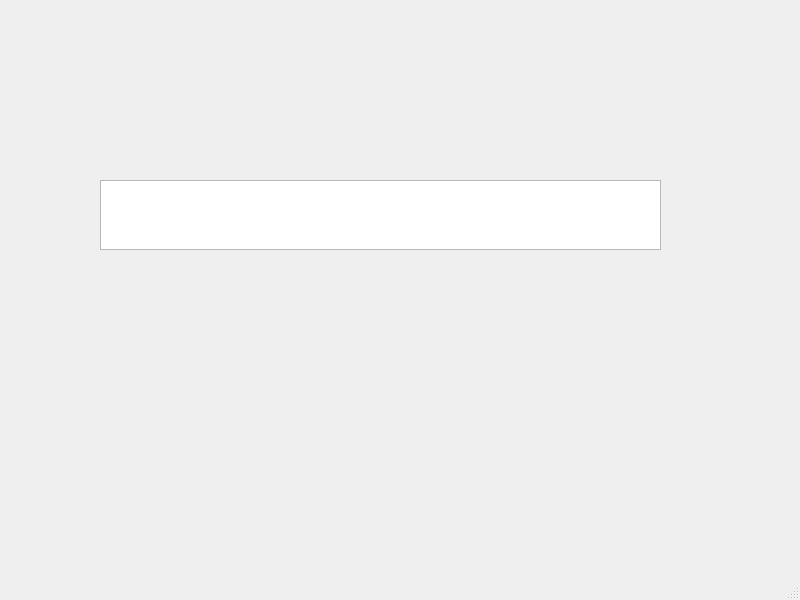
This is projet_Inge_Log/mainwindow.ui in sebtex1/Projet-Ing-Log as Qt 5 draws it before an edit. The edited form follows.
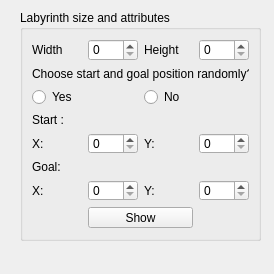
This is the edited form.

```diff
--- a/projet_Inge_Log/mainwindow.ui
+++ b/projet_Inge_Log/mainwindow.ui
@@ -6,36 +6,135 @@
    <rect>
     <x>0</x>
     <y>0</y>
-    <width>800</width>
-    <height>600</height>
+    <width>274</width>
+    <height>274</height>
    </rect>
   </property>
   <property name="windowTitle">
    <string>MainWindow</string>
   </property>
   <widget class="QWidget" name="centralwidget">
-   <widget class="QTextEdit" name="textMap">
+   <widget class="QGroupBox" name="groupBox">
+    <property name="enabled">
+     <bool>true</bool>
+    </property>
     <property name="geometry">
      <rect>
-      <x>100</x>
-      <y>180</y>
-      <width>561</width>
-      <height>70</height>
+      <x>20</x>
+      <y>10</y>
+      <width>241</width>
+      <height>231</height>
      </rect>
     </property>
+    <property name="title">
+     <string>Labyrinth size and attributes</string>
+    </property>
+    <layout class="QGridLayout" name="gridLayout">
+     <item row="0" column="4">
+      <widget class="QSpinBox" name="height_box"/>
+     </item>
+     <item row="3" column="3">
+      <widget class="QRadioButton" name="random_no">
+       <property name="text">
+        <string>No</string>
+       </property>
+      </widget>
+     </item>
+     <item row="5" column="2">
+      <widget class="QSpinBox" name="start_x_box"/>
+     </item>
+     <item row="7" column="3">
+      <widget class="QLabel" name="goal_y_label">
+       <property name="text">
+        <string>Y:</string>
+       </property>
+      </widget>
+     </item>
+     <item row="7" column="4">
+      <widget class="QSpinBox" name="goal_y_box"/>
+     </item>
+     <item row="7" column="1">
+      <widget class="QLabel" name="goal_x_label">
+       <property name="text">
+        <string>X:</string>
+       </property>
+      </widget>
+     </item>
+     <item row="9" column="2" colspan="2">
+      <widget class="QPushButton" name="show_button">
+       <property name="text">
+        <string>Show</string>
+       </property>
+      </widget>
+     </item>
+     <item row="4" column="1">
+      <widget class="QLabel" name="start_label">
+       <property name="text">
+        <string>Start :</string>
+       </property>
+      </widget>
+     </item>
+     <item row="5" column="4">
+      <widget class="QSpinBox" name="start_y_box"/>
+     </item>
+     <item row="0" column="3">
+      <widget class="QLabel" name="height_label">
+       <property name="text">
+        <string>Height</string>
+       </property>
+      </widget>
+     </item>
+     <item row="0" column="1">
+      <widget class="QLabel" name="width_label">
+       <property name="text">
+        <string>Width</string>
+       </property>
+      </widget>
+     </item>
+     <item row="1" column="1" colspan="4">
+      <widget class="QLabel" name="random_label">
+       <property name="text">
+        <string>Choose start and goal position randomly?</string>
+       </property>
+      </widget>
+     </item>
+     <item row="5" column="3">
+      <widget class="QLabel" name="start_y_label">
+       <property name="text">
+        <string>Y:</string>
+       </property>
+      </widget>
+     </item>
+     <item row="7" column="2">
+      <widget class="QSpinBox" name="goal_x_box"/>
+     </item>
+     <item row="3" column="1">
+      <widget class="QRadioButton" name="random_yes">
+       <property name="text">
+        <string>Yes</string>
+       </property>
+      </widget>
+     </item>
+     <item row="0" column="2">
+      <widget class="QSpinBox" name="width_box"/>
+     </item>
+     <item row="5" column="1">
+      <widget class="QLabel" name="start_x_label">
+       <property name="text">
+        <string>X:</string>
+       </property>
+      </widget>
+     </item>
+     <item row="6" column="1">
+      <widget class="QLabel" name="goal_label">
+       <property name="text">
+        <string>Goal:</string>
+       </property>
+      </widget>
+     </item>
+    </layout>
    </widget>
   </widget>
-  <widget class="QMenuBar" name="menubar">
-   <property name="geometry">
-    <rect>
-     <x>0</x>
-     <y>0</y>
-     <width>800</width>
-     <height>20</height>
-    </rect>
-   </property>
-  </widget>
-  <widget class="QStatusBar" name="statusbar"/>
  </widget>
  <resources/>
  <connections/>
```
